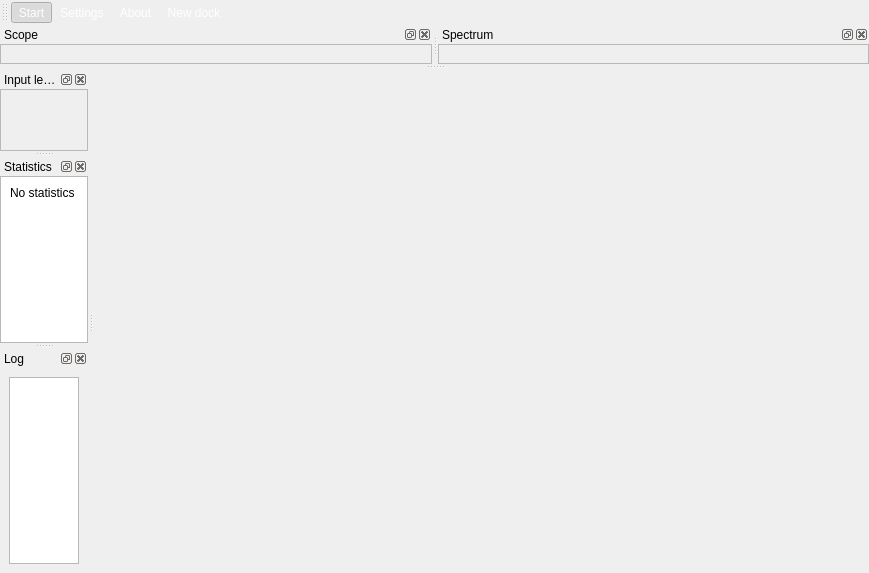
tlecomte/friture, file friture.ui: the form before one commit.
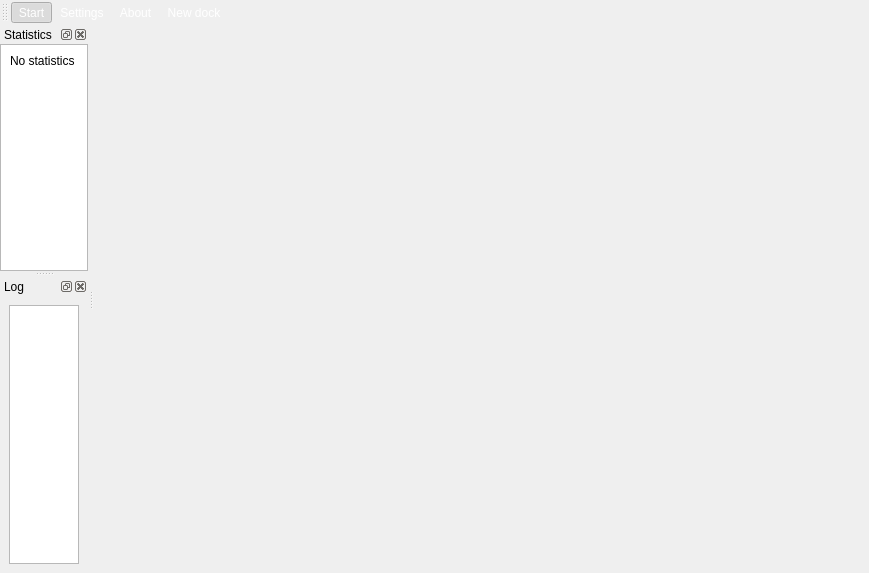
The form after the commit. Icons and pictures are not drawn. Custom widgets are drawn as their Qt base class.

Commit message: Remove previous static scope, spectrum and spectrogram widgets

Diff of the .ui file:
```diff
--- a/friture.ui
+++ b/friture.ui
@@ -31,36 +31,6 @@
     <string notr="true"/>
    </property>
   </widget>
-  <widget class="QDockWidget" name="dockWidgetLevels">
-   <property name="windowTitle">
-    <string>Input levels</string>
-   </property>
-   <attribute name="dockWidgetArea">
-    <number>1</number>
-   </attribute>
-   <widget class="QWidget" name="dockWidgetContents">
-    <layout class="QGridLayout" name="gridLayout_4">
-     <property name="margin">
-      <number>0</number>
-     </property>
-     <property name="spacing">
-      <number>0</number>
-     </property>
-     <item row="0" column="0">
-      <widget class="QFrame" name="frame_3">
-       <property name="frameShape">
-        <enum>QFrame::StyledPanel</enum>
-       </property>
-       <layout class="QGridLayout" name="gridLayout_8">
-        <item row="0" column="0">
-         <widget class="Levels_Widget" name="levels" native="true"/>
-        </item>
-       </layout>
-      </widget>
-     </item>
-    </layout>
-   </widget>
-  </widget>
   <widget class="QDockWidget" name="dockWidgetStatistics">
    <property name="styleSheet">
     <string notr="true"/>
@@ -93,7 +63,7 @@
           <x>0</x>
           <y>0</y>
           <width>82</width>
-          <height>151</height>
+          <height>227</height>
          </rect>
         </property>
         <property name="styleSheet">
@@ -123,66 +93,6 @@
     </layout>
    </widget>
   </widget>
-  <widget class="QDockWidget" name="dockWidgetScope">
-   <property name="windowTitle">
-    <string>Scope</string>
-   </property>
-   <attribute name="dockWidgetArea">
-    <number>4</number>
-   </attribute>
-   <widget class="QWidget" name="dockWidgetContents_4">
-    <layout class="QGridLayout" name="gridLayout_5">
-     <property name="margin">
-      <number>0</number>
-     </property>
-     <property name="spacing">
-      <number>0</number>
-     </property>
-     <item row="0" column="0">
-      <widget class="QFrame" name="frame">
-       <property name="frameShape">
-        <enum>QFrame::StyledPanel</enum>
-       </property>
-       <layout class="QGridLayout" name="gridLayout">
-        <item row="0" column="0">
-         <widget class="Scope_Widget" name="scope" native="true"/>
-        </item>
-       </layout>
-      </widget>
-     </item>
-    </layout>
-   </widget>
-  </widget>
-  <widget class="QDockWidget" name="dockWidgetSpectrum">
-   <property name="windowTitle">
-    <string>Spectrum</string>
-   </property>
-   <attribute name="dockWidgetArea">
-    <number>4</number>
-   </attribute>
-   <widget class="QWidget" name="dockWidgetContents_5">
-    <layout class="QGridLayout" name="gridLayout_6">
-     <property name="margin">
-      <number>0</number>
-     </property>
-     <property name="spacing">
-      <number>0</number>
-     </property>
-     <item row="0" column="0">
-      <widget class="QFrame" name="frame_2">
-       <property name="frameShape">
-        <enum>QFrame::StyledPanel</enum>
-       </property>
-       <layout class="QGridLayout" name="gridLayout_7">
-        <item row="0" column="0">
-         <widget class="Spectrum_Widget" name="spectrum" native="true"/>
-        </item>
-       </layout>
-      </widget>
-     </item>
-    </layout>
-   </widget>
-  </widget>
   <widget class="QToolBar" name="toolBar">
    <property name="windowTitle">
     <string>toolBar</string>
@@ -238,7 +148,7 @@
           <x>0</x>
           <y>0</y>
           <width>74</width>
-          <height>158</height>
+          <height>240</height>
          </rect>
         </property>
         <property name="styleSheet">
@@ -317,26 +227,6 @@
    </property>
   </action>
  </widget>
- <customwidgets>
-  <customwidget>
-   <class>Levels_Widget</class>
-   <extends>QWidget</extends>
-   <header>levels.h</header>
-   <container>1</container>
-  </customwidget>
-  <customwidget>
-   <class>Scope_Widget</class>
-   <extends>QWidget</extends>
-   <header>scope.h</header>
-   <container>1</container>
-  </customwidget>
-  <customwidget>
-   <class>Spectrum_Widget</class>
-   <extends>QWidget</extends>
-   <header>spectrum.h</header>
-   <container>1</container>
-  </customwidget>
- </customwidgets>
  <resources>
   <include location="resource.qrc"/>
  </resources>
```
The commit also changes 2 other files.
